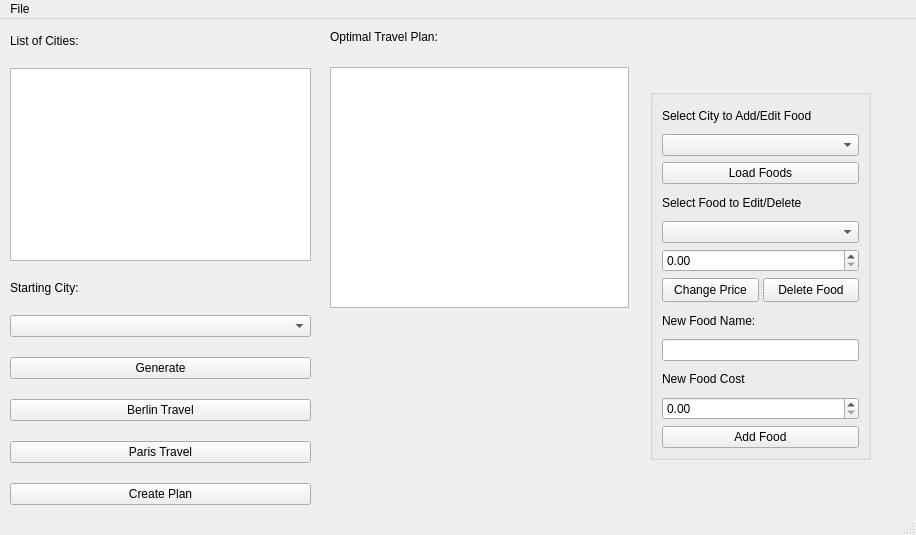
dal07065/European-Vacation, file EuroTrip/mainwindow.ui: the form before one commit.
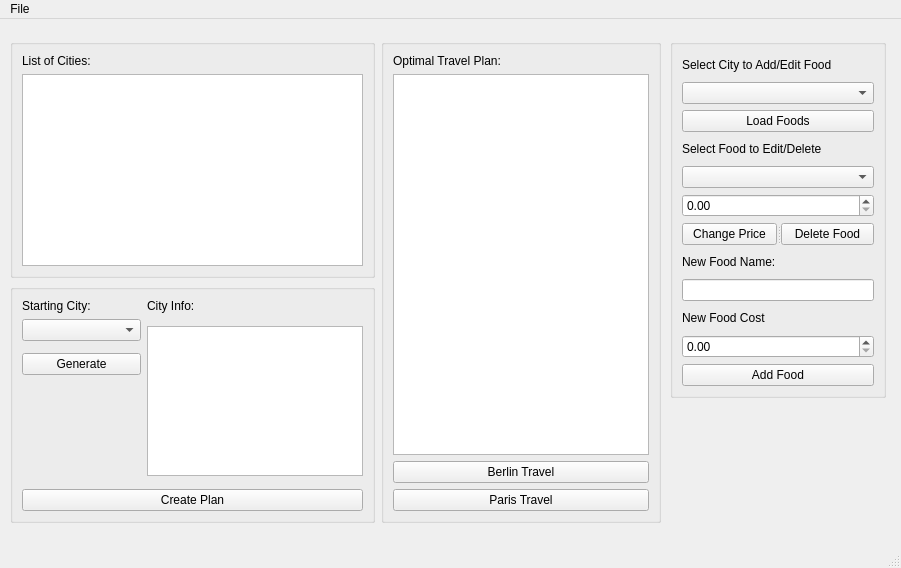
The form after the commit.

The edit to the form file:
```diff
--- a/EuroTrip/mainwindow.ui
+++ b/EuroTrip/mainwindow.ui
@@ -6,90 +6,21 @@
    <rect>
     <x>0</x>
     <y>0</y>
-    <width>916</width>
-    <height>535</height>
+    <width>901</width>
+    <height>568</height>
    </rect>
   </property>
   <property name="windowTitle">
    <string>MainWindow</string>
   </property>
   <widget class="QWidget" name="centralwidget">
-   <widget class="QWidget" name="verticalLayoutWidget">
-    <property name="geometry">
-     <rect>
-      <x>10</x>
-      <y>10</y>
-      <width>301</width>
-      <height>481</height>
-     </rect>
-    </property>
-    <layout class="QVBoxLayout" name="verticalLayout">
-     <property name="spacing">
-      <number>20</number>
-     </property>
-     <property name="topMargin">
-      <number>5</number>
-     </property>
-     <property name="bottomMargin">
-      <number>5</number>
-     </property>
-     <item>
-      <widget class="QLabel" name="label">
-       <property name="text">
-        <string>List of Cities:</string>
-       </property>
-      </widget>
-     </item>
-     <item>
-      <widget class="QTextBrowser" name="cityList"/>
-     </item>
-     <item>
-      <widget class="QLabel" name="label_8">
-       <property name="text">
-        <string>Starting City:</string>
-       </property>
-      </widget>
-     </item>
-     <item>
-      <widget class="QComboBox" name="comboBoxCities"/>
-     </item>
-     <item>
-      <widget class="QPushButton" name="buttonGenerate">
-       <property name="text">
-        <string>Generate</string>
-       </property>
-      </widget>
-     </item>
-     <item>
-      <widget class="QPushButton" name="OptimalTravel">
-       <property name="text">
-        <string>Berlin Travel</string>
-       </property>
-      </widget>
-     </item>
-     <item>
-      <widget class="QPushButton" name="OptimalTravel_2">
-       <property name="text">
-        <string>Paris Travel</string>
-       </property>
-      </widget>
-     </item>
-     <item>
-      <widget class="QPushButton" name="customPlan">
-       <property name="text">
-        <string>Create Plan</string>
-       </property>
-      </widget>
-     </item>
-    </layout>
-   </widget>
    <widget class="QGroupBox" name="adminFuncs">
     <property name="geometry">
      <rect>
-      <x>650</x>
-      <y>70</y>
-      <width>221</width>
-      <height>371</height>
+      <x>670</x>
+      <y>20</y>
+      <width>216</width>
+      <height>359</height>
      </rect>
     </property>
     <layout class="QVBoxLayout" name="verticalLayout_2">
@@ -177,28 +108,199 @@
      </item>
     </layout>
    </widget>
-   <widget class="QTextBrowser" name="cityListOptimalTravel">
+   <widget class="QWidget" name="gridLayoutWidget">
     <property name="geometry">
      <rect>
-      <x>330</x>
-      <y>48</y>
-      <width>299</width>
-      <height>241</height>
+      <x>10</x>
+      <y>20</y>
+      <width>651</width>
+      <height>484</height>
      </rect>
     </property>
-   </widget>
-   <widget class="QLabel" name="label_7">
-    <property name="geometry">
-     <rect>
-      <x>330</x>
-      <y>10</y>
-      <width>299</width>
-      <height>16</height>
-     </rect>
-    </property>
-    <property name="text">
-     <string>Optimal Travel Plan:</string>
-    </property>
+    <layout class="QGridLayout" name="gridLayout">
+     <item row="0" column="1">
+      <layout class="QVBoxLayout" name="verticalLayout_4">
+       <item>
+        <widget class="QGroupBox" name="adminFuncs_4">
+         <layout class="QVBoxLayout" name="verticalLayout_8">
+          <item>
+           <widget class="QLabel" name="label_7">
+            <property name="text">
+             <string>Optimal Travel Plan:</string>
+            </property>
+           </widget>
+          </item>
+          <item>
+           <widget class="QTextBrowser" name="cityListOptimalTravel">
+            <property name="sizePolicy">
+             <sizepolicy hsizetype="Fixed" vsizetype="Expanding">
+              <horstretch>0</horstretch>
+              <verstretch>0</verstretch>
+             </sizepolicy>
+            </property>
+           </widget>
+          </item>
+          <item>
+           <widget class="QPushButton" name="OptimalTravel">
+            <property name="text">
+             <string>Berlin Travel</string>
+            </property>
+           </widget>
+          </item>
+          <item>
+           <widget class="QPushButton" name="OptimalTravel_2">
+            <property name="text">
+             <string>Paris Travel</string>
+            </property>
+           </widget>
+          </item>
+         </layout>
+        </widget>
+       </item>
+      </layout>
+     </item>
+     <item row="0" column="0">
+      <layout class="QVBoxLayout" name="verticalLayout_6">
+       <item>
+        <widget class="QGroupBox" name="adminFuncs_3">
+         <layout class="QVBoxLayout" name="verticalLayout_7">
+          <item>
+           <widget class="QLabel" name="label">
+            <property name="text">
+             <string>List of Cities:</string>
+            </property>
+           </widget>
+          </item>
+          <item>
+           <widget class="QTextBrowser" name="cityList">
+            <property name="sizePolicy">
+             <sizepolicy hsizetype="Expanding" vsizetype="Fixed">
+              <horstretch>0</horstretch>
+              <verstretch>0</verstretch>
+             </sizepolicy>
+            </property>
+            <property name="maximumSize">
+             <size>
+              <width>16777215</width>
+              <height>200</height>
+             </size>
+            </property>
+           </widget>
+          </item>
+         </layout>
+        </widget>
+       </item>
+       <item>
+        <widget class="QGroupBox" name="adminFuncs_2">
+         <layout class="QVBoxLayout" name="verticalLayout_3">
+          <item>
+           <layout class="QGridLayout" name="gridLayout_2">
+            <item row="1" column="0">
+             <layout class="QVBoxLayout" name="verticalLayout_5">
+              <property name="spacing">
+               <number>12</number>
+              </property>
+              <item>
+               <widget class="QComboBox" name="comboBoxCities">
+                <property name="sizePolicy">
+                 <sizepolicy hsizetype="Expanding" vsizetype="Fixed">
+                  <horstretch>0</horstretch>
+                  <verstretch>0</verstretch>
+                 </sizepolicy>
+                </property>
+               </widget>
+              </item>
+              <item>
+               <widget class="QPushButton" name="buttonGenerate">
+                <property name="sizePolicy">
+                 <sizepolicy hsizetype="Expanding" vsizetype="Fixed">
+                  <horstretch>0</horstretch>
+                  <verstretch>0</verstretch>
+                 </sizepolicy>
+                </property>
+                <property name="maximumSize">
+                 <size>
+                  <width>150</width>
+                  <height>16777215</height>
+                 </size>
+                </property>
+                <property name="text">
+                 <string>Generate</string>
+                </property>
+               </widget>
+              </item>
+              <item>
+               <spacer name="verticalSpacer">
+                <property name="orientation">
+                 <enum>Qt::Vertical</enum>
+                </property>
+                <property name="sizeHint" stdset="0">
+                 <size>
+                  <width>20</width>
+                  <height>40</height>
+                 </size>
+                </property>
+               </spacer>
+              </item>
+             </layout>
+            </item>
+            <item row="0" column="0">
+             <widget class="QLabel" name="label_8">
+              <property name="sizePolicy">
+               <sizepolicy hsizetype="Expanding" vsizetype="Preferred">
+                <horstretch>0</horstretch>
+                <verstretch>0</verstretch>
+               </sizepolicy>
+              </property>
+              <property name="text">
+               <string>Starting City:               </string>
+              </property>
+             </widget>
+            </item>
+            <item row="0" column="1">
+             <widget class="QLabel" name="label_9">
+              <property name="sizePolicy">
+               <sizepolicy hsizetype="Preferred" vsizetype="Minimum">
+                <horstretch>0</horstretch>
+                <verstretch>0</verstretch>
+               </sizepolicy>
+              </property>
+              <property name="maximumSize">
+               <size>
+                <width>150</width>
+                <height>16777215</height>
+               </size>
+              </property>
+              <property name="text">
+               <string>City Info:</string>
+              </property>
+             </widget>
+            </item>
+            <item row="1" column="1">
+             <widget class="QTextBrowser" name="cityInfo">
+              <property name="maximumSize">
+               <size>
+                <width>300</width>
+                <height>150</height>
+               </size>
+              </property>
+             </widget>
+            </item>
+           </layout>
+          </item>
+          <item>
+           <widget class="QPushButton" name="customPlan">
+            <property name="text">
+             <string>Create Plan</string>
+            </property>
+           </widget>
+          </item>
+         </layout>
+        </widget>
+       </item>
+      </layout>
+     </item>
+    </layout>
    </widget>
   </widget>
   <widget class="QMenuBar" name="menubar">
@@ -206,8 +308,8 @@
     <rect>
      <x>0</x>
      <y>0</y>
-     <width>916</width>
-     <height>21</height>
+     <width>901</width>
+     <height>26</height>
     </rect>
    </property>
    <widget class="QMenu" name="menuFile">
```
